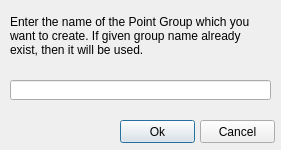
The window that Data/CreatePointGroup.ui (HakanSeven12/FreeCAD-Geomatic-Workbench) describes before a commit, drawn with Qt 5.
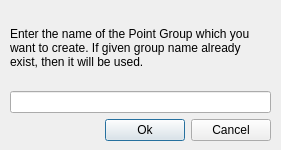
The same window after the commit.

```diff
--- a/Data/CreatePointGroup.ui
+++ b/Data/CreatePointGroup.ui
@@ -13,25 +13,18 @@
   <property name="windowTitle">
    <string>Point Group Name</string>
   </property>
-  <widget class="QLineEdit" name="PointGroupNameLE">
+  <widget class="QWidget" name="verticalLayoutWidget">
    <property name="geometry">
     <rect>
      <x>10</x>
-     <y>80</y>
+     <y>10</y>
      <width>261</width>
-     <height>20</height>
+     <height>131</height>
     </rect>
    </property>
-  </widget>
+   <layout class="QVBoxLayout" name="verticalLayout">
+    <item>
   <widget class="QLabel" name="DescriptionL">
-   <property name="geometry">
-    <rect>
-     <x>10</x>
-     <y>10</y>
-     <width>251</width>
-     <height>51</height>
-    </rect>
-   </property>
    <property name="text">
     <string>Enter the name of the Point Group which you want to create. If given group name already exist, then it will be used.</string>
    </property>
@@ -39,31 +32,54 @@
     <bool>true</bool>
    </property>
   </widget>
+    </item>
+    <item>
+     <widget class="QLineEdit" name="PointGroupNameLE"/>
+    </item>
+    <item>
+     <layout class="QHBoxLayout" name="horizontalLayout">
+      <item>
+       <spacer name="horizontalSpacer">
+        <property name="orientation">
+         <enum>Qt::Horizontal</enum>
+        </property>
+        <property name="sizeHint" stdset="0">
+         <size>
+          <width>40</width>
+          <height>20</height>
+         </size>
+        </property>
+       </spacer>
+      </item>
+      <item>
   <widget class="QPushButton" name="OkB">
-   <property name="geometry">
-    <rect>
-     <x>120</x>
-     <y>120</y>
+        <property name="minimumSize">
+         <size>
      <width>75</width>
-     <height>23</height>
-    </rect>
+          <height>0</height>
+         </size>
    </property>
    <property name="text">
     <string>Ok</string>
    </property>
   </widget>
+      </item>
+      <item>
   <widget class="QPushButton" name="CancelB">
-   <property name="geometry">
-    <rect>
-     <x>200</x>
-     <y>120</y>
+        <property name="minimumSize">
+         <size>
      <width>75</width>
-     <height>23</height>
-    </rect>
+          <height>0</height>
+         </size>
    </property>
    <property name="text">
     <string>Cancel</string>
    </property>
+       </widget>
+      </item>
+     </layout>
+    </item>
+   </layout>
   </widget>
  </widget>
  <resources/>
```
Lines whose indentation alone changed are shown as unchanged.
